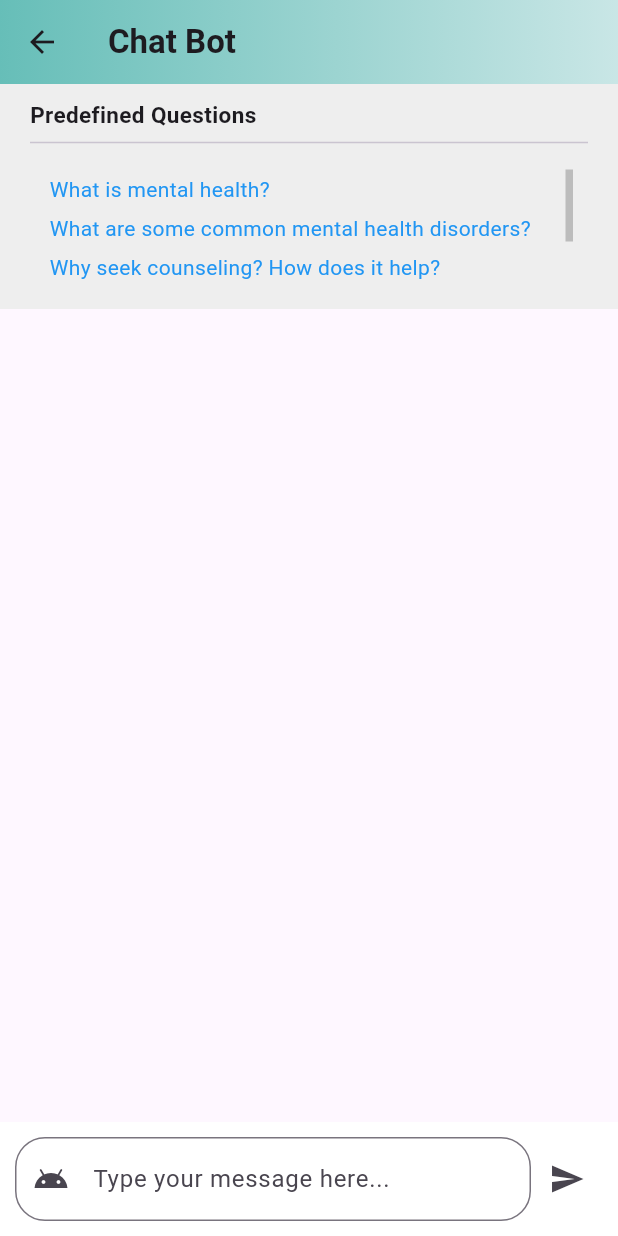
After one commit to shafeekms10/healhub, a Flutter app: the ChatScreen screen opened directly, on a phone screen of 412 x 824 dp. The commit adds this screen. Run offline on Flutter 3.47's test engine with Material 3 defaults, Android fonts, the light colour scheme and no system bars; our stand-ins replace another_carousel_pro, font_awesome_flutter.

Commit message:
commit chatbot

```diff
--- /dev/null
+++ b/lib/Screens/chatBot.dart
@@ -0,0 +1,207 @@
+import 'package:flutter/material.dart';
+
+class MyApp extends StatelessWidget {
+  @override
+  Widget build(BuildContext context) {
+    return MaterialApp(
+      home: ChatScreen(),
+    );
+  }
+}
+
+class ChatScreen extends StatefulWidget {
+  @override
+  _ChatScreenState createState() => _ChatScreenState();
+}
+
+class _ChatScreenState extends State<ChatScreen> {
+  final ScrollController controller = ScrollController();
+  final List<String> predefinedQuestions = [
+    "What is mental health?",
+    "What are some common mental health disorders?",
+    "Why seek counseling? How does it help?",
+    "How can I improve my mental health?",
+    "When should I seek help for my mental health?",
+    "Is therapy effective for mental health?",
+    "Are medications necessary?",
+    "Self-care practices for mental health?",
+    "Supporting a loved one with mental illness?",
+    "How can I reduce stigma surrounding mental illness?          ",
+  ];
+
+  List<String> chatMessages = [];
+  TextEditingController messageController = TextEditingController();
+
+  @override
+  Widget build(BuildContext context) {
+    return Scaffold(
+      appBar: AppBar(
+          title: const Text('Chat Bot',
+            style: TextStyle(fontWeight: FontWeight.bold),
+          ),
+          flexibleSpace: Opacity(
+            opacity: 0.7,
+            child: Container(
+              decoration: BoxDecoration(
+                gradient: LinearGradient(
+                  colors: [Colors.teal.shade400, Colors.teal.shade100],
+                ),
+              ),
+            ),
+          ),
+        ),
+      body: Column(
+        crossAxisAlignment: CrossAxisAlignment.stretch,
+        children: [
+          SizedBox(
+            height: 150,
+            child: Container(
+              color: Colors.grey[200],
+              padding: EdgeInsets.symmetric(horizontal: 20, vertical: 10),
+              child: Column(
+                crossAxisAlignment: CrossAxisAlignment.start,
+                children: [
+                  Text(
+                    'Predefined Questions',
+                    style: TextStyle(fontSize: 15, fontWeight: FontWeight.bold),
+                  ),
+                  Divider(),
+                  SizedBox(height: 10),
+                  Expanded(
+                    child: Padding(
+                      padding: const EdgeInsets.symmetric(horizontal: 10),
+                      child: Scrollbar(
+                        thumbVisibility: true,
+                        thickness: 5,
+                        controller: controller,
+                        child: SingleChildScrollView(
+                          controller: controller,
+                          child: Column(
+                            crossAxisAlignment: CrossAxisAlignment.start,
+                            children: [
+                              ...predefinedQuestions.map((question) {
+                                return InkWell(
+                                  onTap: () {
+                                    messageController.text = question;
+                                  },
+                                  child: Container(
+                                    padding: EdgeInsets.symmetric(horizontal: 3, vertical: 3),
+                                    child: Text(
+                                      question,
+                                      style: TextStyle(color: Colors.blue),
+                                    ),
+                                  ),
+                                );
+                              }).toList(),
+                            ],
+                          ),
+                        ),
+                      ),
+                    ),
+                  ),
+                ],
+              ),
+            ),
+          ),
+          Expanded(
+            child: ListView.builder(
+              reverse: true,
+              itemCount: chatMessages.length,
+              itemBuilder: (context, index) {
+                final message = chatMessages[index];
+                final isUserMessage = message.startsWith("User:");
+                return Align(
+                  alignment: isUserMessage ? Alignment.centerRight : Alignment.centerLeft,
+                  child: Padding(
+                    padding: const EdgeInsets.symmetric(horizontal: 20, vertical: 8),
+                    child: Container(
+                      decoration: BoxDecoration(
+                        color: isUserMessage ? Colors.blue : Colors.green,
+                        borderRadius: BorderRadius.circular(8),
+                      ),
+                      child: ListTile(
+                        leading: Icon(
+                          isUserMessage ? Icons.person : Icons.android,
+                          color: Colors.white,
+                        ),
+                        title: Text(
+                          message,
+                          style: TextStyle(color: Colors.white, fontWeight: FontWeight.bold),
+                        ),
+                      ),
+                    ),
+                  ),
+                );
+              },
+            ),
+          ),
+          Container(
+            color: Colors.white,
+            padding: EdgeInsets.symmetric(horizontal: 10.0, vertical: 10),
+            child: Row(
+              children: [
+                Expanded(
+                  child: TextField(
+                    controller: messageController,
+                    decoration: InputDecoration(
+                      hintText: "Type your message here...",
+                      border: OutlineInputBorder(borderRadius: BorderRadius.circular(20)),
+                      prefixIcon: Icon(Icons.android), // Robot icon
+                    ),
+                  ),
+                ),
+                IconButton(
+                  icon: Icon(Icons.send),
+                  onPressed: () {
+                    handleSendMessage(messageController.text);
+                  },
+                ),
+              ],
+            ),
+          ),
+        ],
+      ),
+    );
+  }
+
+  void handleSendMessage(String message) {
+    if (message.isNotEmpty) {
+      String reply = getReply(message);
+      setState(() {
+        chatMessages.insert(0, "User:\n$message");
+        chatMessages.insert(0, "Bot:\n$reply");
+      });
+      messageController.clear();
+    }
+  }
+
+  String getReply(String question) {
+    switch (question) {
+      case "What is mental health?":
+        return "Mental health refers to your emotional, psychological, and social well-being. It affects how you think, feel, and act.";
+      case "What are some common mental health disorders?":
+        return "Common mental health disorders include depression, anxiety disorders (such as generalized anxiety disorder, panic disorder, and social anxiety disorder), bipolar disorder, schizophrenia, and eating disorders.";
+      case "Why seek counseling? How does it help?":
+        return "Counseling provides a safe and confidential space to explore your thoughts, feelings, and experiences with a trained professional. It can help you gain insight into your challenges, develop coping skills, set goals, and work towards positive changes in your life.";
+      case "When should I seek help for my mental health?":
+        return "You should seek help if you're experiencing symptoms of mental illness that are impacting your daily life, relationships, or overall well-being. It's important to reach out to a mental health professional if you're struggling to cope on your own.";
+      case "Is therapy effective for mental health?":
+        return "Yes, therapy can be highly effective for treating mental health disorders. Different types of therapy, such as cognitive-behavioral therapy (CBT), dialectical behavior therapy (DBT), and interpersonal therapy, are tailored to address specific symptoms and challenges.";
+      case "Supporting a loved one with mental illness?":
+        return "You can support a loved one by listening non-judgmentally, offering your presence and empathy, encouraging them to seek professional help, and helping them access resources and support groups.";
+      case "Self-care practices for mental health?":
+        return "Self-care practices include getting regular exercise, eating a balanced diet, getting enough sleep, practicing relaxation techniques, setting boundaries, engaging in hobbies or activities you enjoy, and spending time with supportive people.";
+      case "Are medications necessary?":
+        return "Medications can be helpful for managing symptoms of certain mental health disorders, especially when combined with therapy. However, they're not always necessary and should be prescribed and monitored by a qualified healthcare professional.";
+      case "How can I reduce stigma surrounding mental illness?          ":
+        return "You can reduce stigma by educating yourself and others about mental health, challenging stereotypes and misconceptions, being mindful of the language you use, showing empathy and understanding, and supporting initiatives that promote mental health awareness and acceptance.";
+      case "How can I improve my mental health?":
+        return "You can improve your mental health by maintaining a healthy lifestyle, seeking support from friends and family, practicing relaxation techniques such as mindfulness or meditation, and seeking professional help if needed.";
+      default:
+        return "I'm not sure how to respond to that.";
+
+
+
+    }
+  }
+}
--- a/lib/Screens/home_screen.dart
+++ b/lib/Screens/home_screen.dart
@@ -1,5 +1,6 @@
 import 'package:flutter/material.dart';
 import 'package:healhub/Screens/aboutus_screen.dart';
+import 'package:healhub/Screens/chatBot.dart';
 import 'package:healhub/Screens/contactus_screen.dart';
 import 'package:healhub/Screens/counsellor_directory.dart';
 import 'package:healhub/Screens/profile_screen.dart';
@@ -96,13 +97,16 @@ class Home extends StatelessWidget {
                         return InkWell(
                           onTap: (){
                             if(index == 0){
-                              Navigator.of(context).push(MaterialPageRoute(
+                              Navigator.push(context, MaterialPageRoute(
                                   builder: (context) => Directory()
                               ));
                             }
                             else if(index == 1){
                             }
                             else if(index == 2){
+                              Navigator.of(context).push(MaterialPageRoute(
+                                  builder: (context) => ChatScreen()
+                              ));
                             }
                             else if(index == 3){
                             }
```
Also changed, not shown: lib/Screens/aboutus_screen.dart (+15 -2 lines), lib/Screens/contactus_screen.dart (+17 -4 lines), lib/Screens/counsellor_directory.dart (+57 -13 lines).
